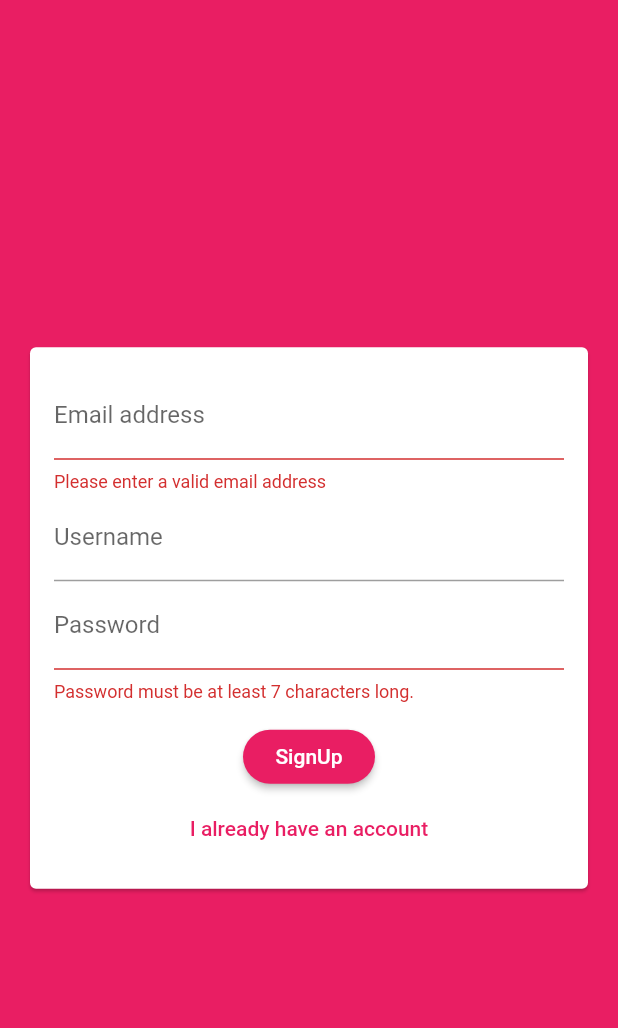
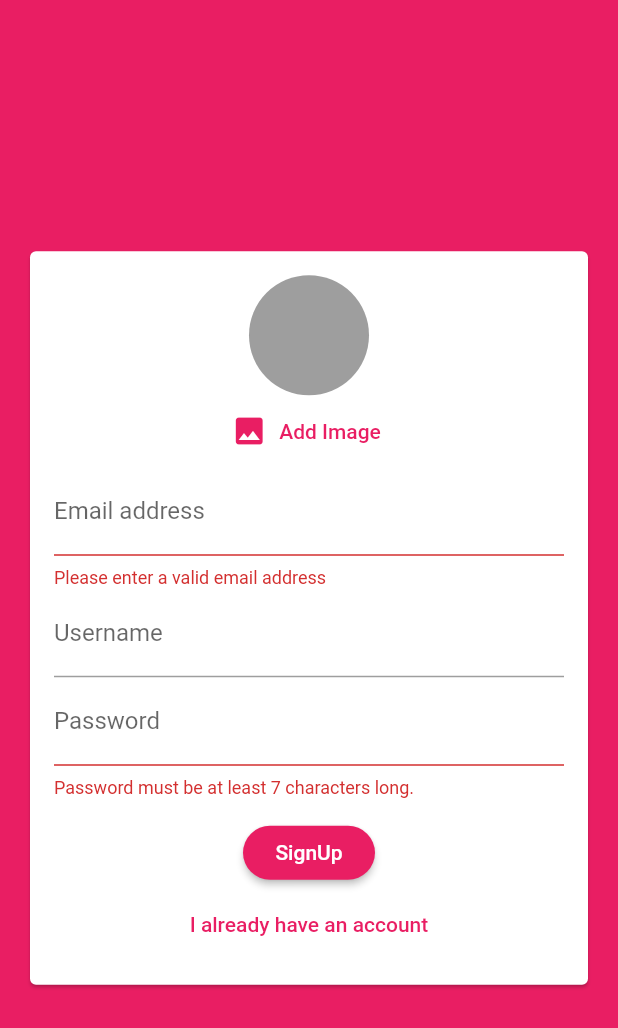
Before and after one commit to tberchanov/flutter_examples, a Flutter app: the screen it shows after launch, after a tap on "Login", after a tap on "Create new account", on a phone screen of 412 x 824 dp. Shown: the top 1028 px of the screen. Run offline on Flutter 3.47's test engine with Material 2 defaults, Android fonts, the phone set to English and light mode, and no system bars; our stand-ins replace cloud_firestore, firebase_auth, firebase_storage, google_maps_flutter, image_picker, location and 2 more; accounts and stored records are empty.

Commit message:
implemented image pick and upload

```diff
--- a/chat/lib/widgets/auth/auth_form.dart
+++ b/chat/lib/widgets/auth/auth_form.dart
@@ -1,3 +1,6 @@
+import 'dart:io';
+
+import 'package:chat/widgets/pickers/user_image_picker.dart';
 import 'package:flutter/material.dart';
 
 class AuthForm extends StatefulWidget {
@@ -6,6 +9,7 @@ class AuthForm extends StatefulWidget {
     String password,
     String username,
     bool isLogin,
+    File userImageFile,
   ) _submitAuthForm;
 
   final bool _isLoading;
@@ -22,12 +26,23 @@ class _AuthFormState extends State<AuthForm> {
   var _userEmail = '';
   var _userName = '';
   var _userPassword = '';
+  File _userImageFile;
 
   void _trySubmit() {
     final isValid = _formKey.currentState.validate();
 
     // needed to close keyboard
     FocusScope.of(context).unfocus();
+
+    if (_userImageFile == null && !_isLogin) {
+      ScaffoldMessenger.of(context).showSnackBar(
+        SnackBar(
+          content: Text('Please pick an image.'),
+          backgroundColor: Theme.of(context).errorColor,
+        ),
+      );
+      return;
+    }
 
     if (isValid) {
       _formKey.currentState.save();
@@ -36,8 +51,13 @@ class _AuthFormState extends State<AuthForm> {
         _userPassword.trim(),
         _userName.trim(),
         _isLogin,
+        _userImageFile,
       );
     }
+  }
+
+  void _pickedImage(File image) {
+    _userImageFile = image;
   }
 
   @override
@@ -53,6 +73,7 @@ class _AuthFormState extends State<AuthForm> {
               child: Column(
                 mainAxisSize: MainAxisSize.min,
                 children: [
+                  if (!_isLogin) UserImagePicker(_pickedImage),
                   TextFormField(
                     key: ValueKey('email'),
                     validator: (value) {
--- a/chat/lib/widgets/chat/messages.dart
+++ b/chat/lib/widgets/chat/messages.dart
@@ -31,6 +31,7 @@ class Messages extends StatelessWidget {
                   chatDocs[index]['text'],
                   chatDocs[index]['userId'] == currentUserSnapshot.data.uid,
                   chatDocs[index]['username'],
+                  chatDocs[index]['userImage'],
                 ),
               );
             }
--- a/chat/lib/widgets/chat/new_message.dart
+++ b/chat/lib/widgets/chat/new_message.dart
@@ -21,6 +21,7 @@ class _NewMessageState extends State<NewMessage> {
       'createdAt': Timestamp.now(),
       'userId': user.uid,
       'username': userData['username'],
+      'userImage' : userData['image_url'],
     });
     _controller.clear();
   }
--- /dev/null
+++ b/chat/lib/widgets/pickers/user_image_picker.dart
@@ -0,0 +1,48 @@
+import 'dart:io';
+
+import 'package:flutter/material.dart';
+import 'package:image_picker/image_picker.dart';
+
+class UserImagePicker extends StatefulWidget {
+  final void Function(File pickedImage) imagePickFn;
+
+  UserImagePicker(this.imagePickFn);
+
+  @override
+  _UserImagePickerState createState() => _UserImagePickerState();
+}
+
+class _UserImagePickerState extends State<UserImagePicker> {
+  File _pickedImage;
+
+  void _pickImage() async {
+    final pickedImageFile = await ImagePicker.pickImage(
+      source: ImageSource.gallery,
+      imageQuality: 50,
+    );
+    setState(() {
+      _pickedImage = pickedImageFile;
+    });
+    widget.imagePickFn(pickedImageFile);
+  }
+
+  @override
+  Widget build(BuildContext context) {
+    return Column(
+      children: [
+        CircleAvatar(
+          radius: 40,
+          backgroundImage:
+              _pickedImage != null ? FileImage(_pickedImage) : null,
+          backgroundColor: Colors.grey,
+        ),
+        FlatButton.icon(
+          onPressed: _pickImage,
+          icon: Icon(Icons.image),
+          label: Text('Add Image'),
+          textColor: Theme.of(context).primaryColor,
+        ),
+      ],
+    );
+  }
+}
--- a/chat/pubspec.yaml
+++ b/chat/pubspec.yaml
@@ -25,6 +25,9 @@ dependencies:
     sdk: flutter
   cloud_firestore: "0.13.5"
   firebase_auth: "0.16.1"
+  image_picker: "0.6.5"
+  firebase_storage: "3.1.5"
+  firebase_messaging: "6.0.13"
 
 
   # The following adds the Cupertino Icons font to your application.
```
Also changed, not shown: chat/lib/screens/auth_screen.dart (+17 -1 lines), chat/lib/widgets/chat/message_bubble.dart (+23 -4 lines), chat/pubspec.lock, 1 other file.
